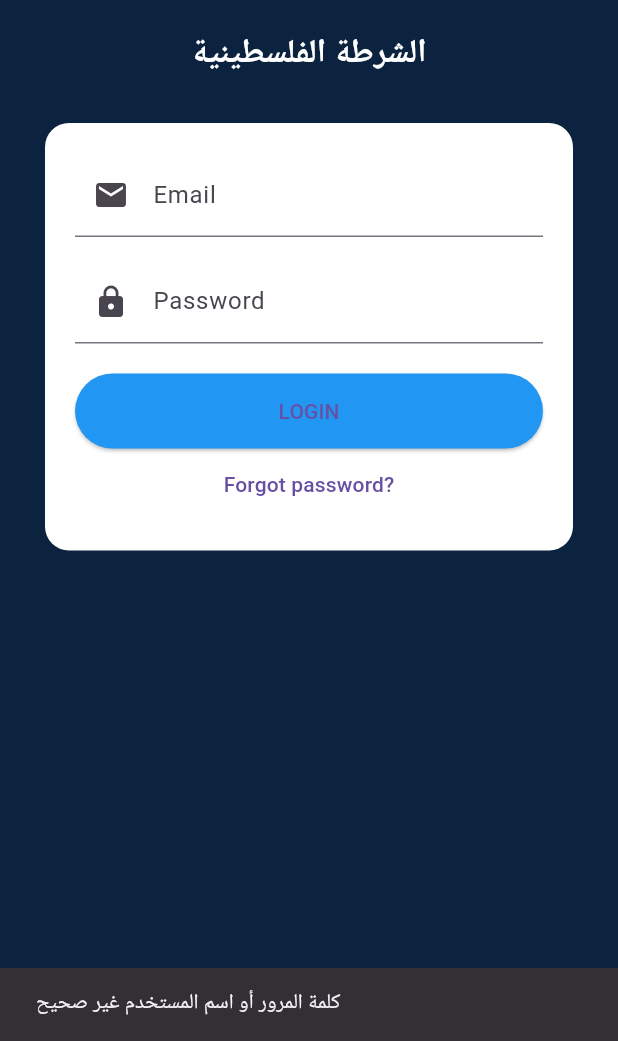
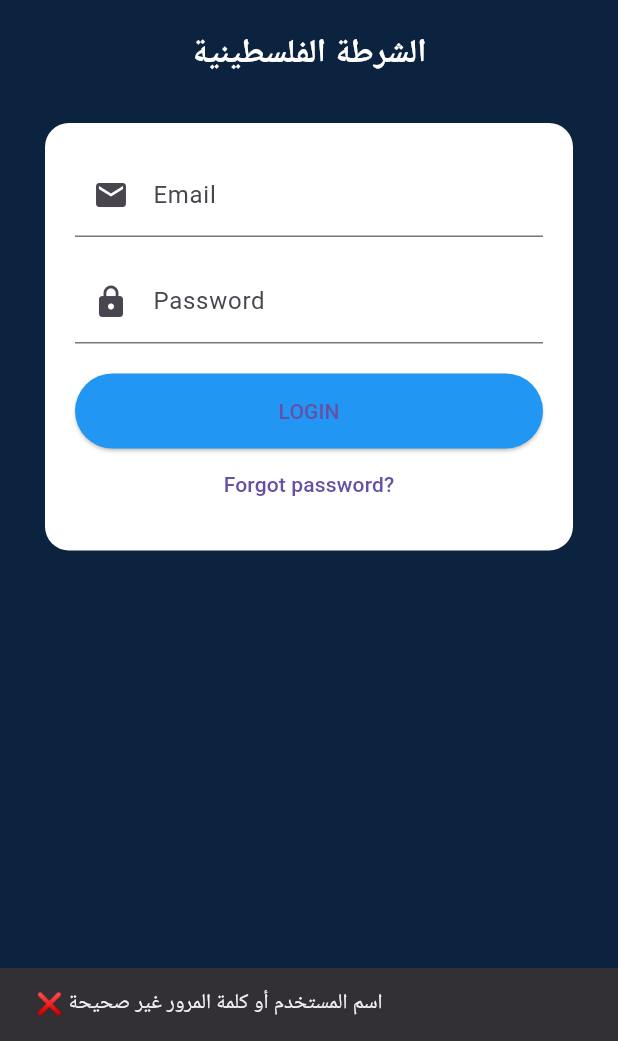
Before and after one commit to noor3rjan/PoliceSmartApp, a Flutter app: the screen it shows after launch, after a tap on "LOGIN", on a phone screen of 412 x 824 dp, the part 195-1236 px from its top. Run offline on Flutter 3.47's test engine with Material 3 defaults, Android fonts, the phone set to English and light mode, and no system bars; our stand-ins replace google_fonts; Roboto replaces fonts that are missing (Cairo).

Commit message:
Update login_screen.dart

```diff
--- a/lib/screens/login_screen.dart
+++ b/lib/screens/login_screen.dart
@@ -1,4 +1,5 @@
 import 'package:flutter/material.dart';
+import 'home_screen.dart';  // استدعاء شاشة الداشبورد
 
 class LoginScreen extends StatefulWidget {
   const LoginScreen({super.key});
@@ -15,12 +16,21 @@ class _LoginScreenState extends State<LoginScreen> {
     String email = emailController.text.trim();
     String password = passwordController.text.trim();
 
-    // ⛔️ مبدأيًا فحص بسيط (لاحقًا نربطه بقاعدة بيانات)
-    if (email == "noor" && password == "123123") {
-      Navigator.pushReplacementNamed(context, '/home');
+    // الحسابات المقبولة
+    final users = {
+      'noor': '123123',
+      'mohammad': '12341234',
+      'ahmad': '1234512345',
+    };
+
+    if (users.containsKey(email) && users[email] == password) {
+      Navigator.pushReplacement(
+        context,
+        MaterialPageRoute(builder: (context) => const HomeScreen()),
+      );
     } else {
       ScaffoldMessenger.of(context).showSnackBar(
-        const SnackBar(content: Text("كلمة المرور أو اسم المستخدم غير صحيح")),
+        const SnackBar(content: Text("❌ اسم المستخدم أو كلمة المرور غير صحيحة")),
       );
     }
   }
```
